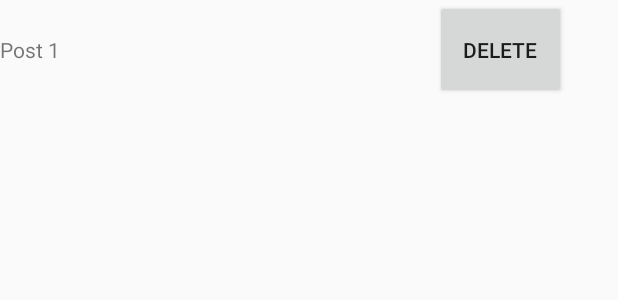
After one commit to YuntaoLi/DBL_AppDev, an Android app: the layout activity_mypost.xml on its own in the app's theme, with its tools: preview values and no code run, on a phone screen of 412 x 824 dp. The commit adds this screen. Shown: the top 300 px of the screen. Run offline under Robolectric (Android 15) with nearby library versions, the phone set to English and light mode, and no system bars.

Commit message:
not necessary change

```diff
--- /dev/null
+++ b/FoodFetch/app/src/main/res/layout/activity_mypost.xml
@@ -0,0 +1,38 @@
+<?xml version="1.0" encoding="utf-8"?>
+<LinearLayout xmlns:android="http://schemas.android.com/apk/res/android"
+    android:orientation="vertical" android:layout_width="match_parent"
+    android:layout_height="match_parent"
+    android:weightSum="1">
+
+    <ScrollView
+        android:layout_width="match_parent"
+        android:layout_height="match_parent">
+
+        <LinearLayout
+            android:layout_width="match_parent"
+            android:layout_height="wrap_content"
+            android:orientation="vertical" >
+
+            <LinearLayout
+                android:layout_width="match_parent"
+                android:layout_height="86dp"
+                android:orientation="horizontal"
+                android:weightSum="1">
+
+                <TextView
+                    android:id="@+id/textView"
+                    android:layout_width="290dp"
+                    android:layout_height="36dp"
+                    android:text="Post 1" />
+
+                <Button
+                    android:id="@+id/deleteB"
+                    android:layout_width="67dp"
+                    android:layout_height="66dp"
+                    android:layout_weight="0.37"
+                    android:text="DELETE" />
+            </LinearLayout>
+
+        </LinearLayout>
+    </ScrollView>
+</LinearLayout>
--- a/FoodFetch/app/src/main/res/layout/activity_post.xml
+++ b/FoodFetch/app/src/main/res/layout/activity_post.xml
@@ -143,7 +143,7 @@
                         android:layout_height="match_parent"
                         android:layout_weight="0.05"
                         android:ems="10"
-                        android:hint="Description"
+                        android:hint="escription"
                         android:inputType="textMultiLine" />
                 </LinearLayout>
 
```
